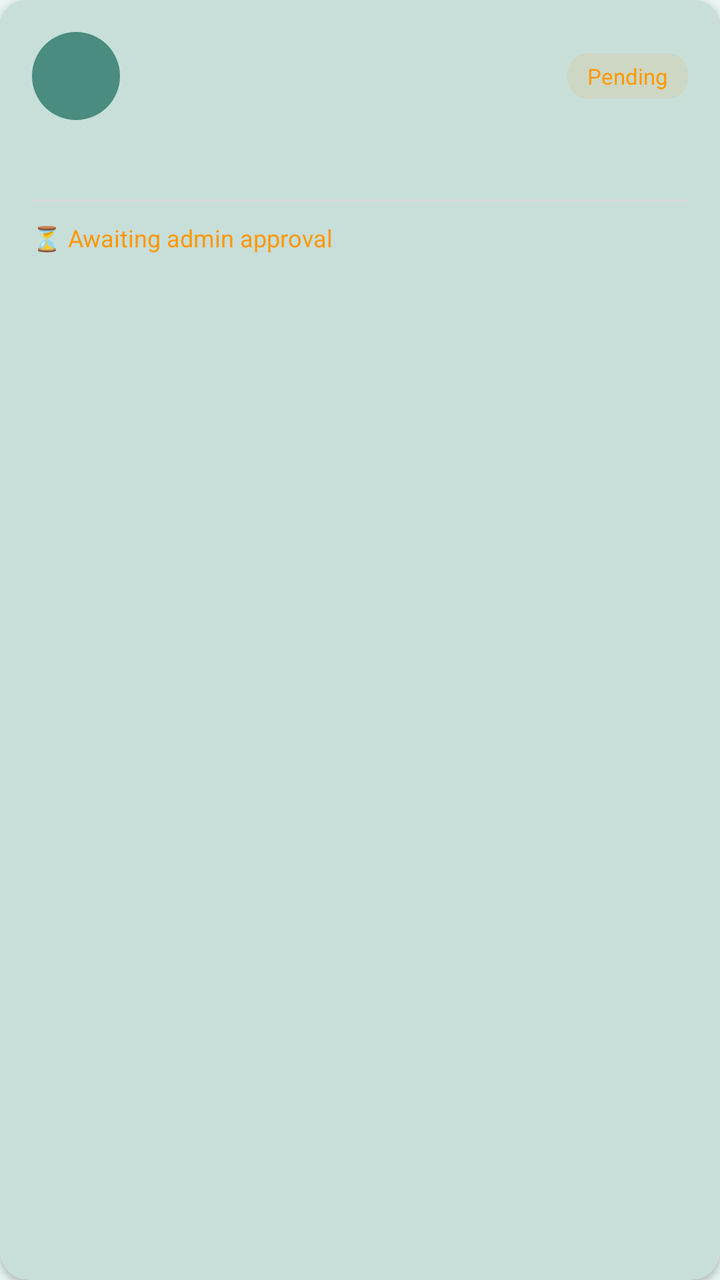
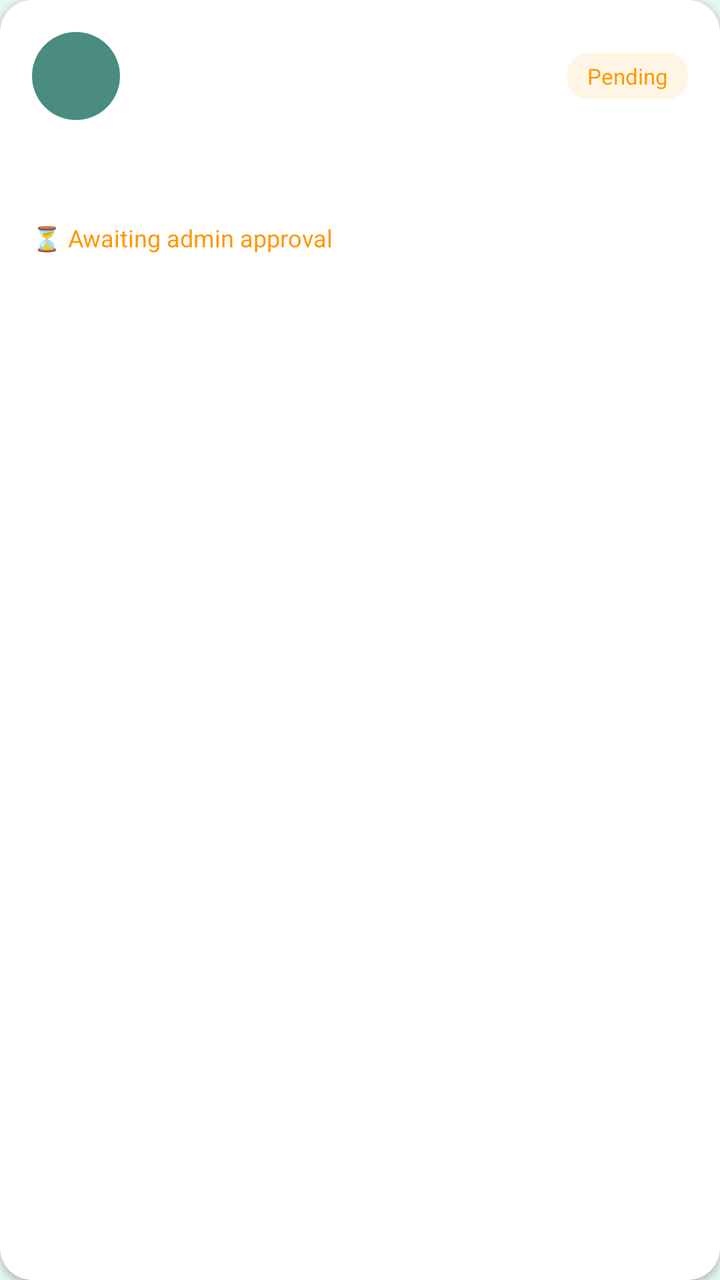

Before-and-after screenshots of an Android layout around one commit, followed by the original layout XML and the change that was made.
<!-- AndroidManifest.xml: application theme Theme.CampusBiome -->
<!-- res/layout/item_society_pending.xml -->
<?xml version="1.0" encoding="utf-8"?>
<androidx.cardview.widget.CardView
    xmlns:android="http://schemas.android.com/apk/res/android"
    xmlns:app="http://schemas.android.com/apk/res-auto"
    android:layout_width="match_parent"
    android:layout_height="wrap_content"
    android:layout_marginBottom="12dp"
    app:cardCornerRadius="14dp"
    app:cardElevation="2dp"
    app:cardBackgroundColor="@color/card_bg">

    <LinearLayout
        android:layout_width="match_parent"
        android:layout_height="wrap_content"
        android:orientation="vertical"
        android:padding="16dp">

        
        <LinearLayout
            android:layout_width="match_parent"
            android:layout_height="wrap_content"
            android:orientation="horizontal"
            android:gravity="center_vertical">

            
            <TextView
                android:id="@+id/txtPendingInitial"
                android:layout_width="44dp"
                android:layout_height="44dp"
                android:gravity="center"
                android:textSize="18sp"
                android:textStyle="bold"
                android:textColor="@color/white"
                android:background="@drawable/bg_avatar_circle"/>

            <LinearLayout
                android:layout_width="0dp"
                android:layout_height="wrap_content"
                android:layout_weight="1"
                android:orientation="vertical"
                android:layout_marginStart="12dp">

                <TextView
                    android:id="@+id/txtPendingName"
                    android:layout_width="wrap_content"
                    android:layout_height="wrap_content"
                    android:textStyle="bold"
                    android:textSize="15sp"
                    android:textColor="@color/text_primary"/>

                <TextView
                    android:id="@+id/txtPendingCategory"
                    android:layout_width="wrap_content"
                    android:layout_height="wrap_content"
                    android:textSize="12sp"
                    android:textColor="@color/text_secondary"
                    android:layout_marginTop="2dp"/>
            </LinearLayout>

            
            <androidx.cardview.widget.CardView
                android:layout_width="wrap_content"
                android:layout_height="wrap_content"
                app:cardCornerRadius="10dp"
                app:cardBackgroundColor="#1AFFA000"
                app:cardElevation="0dp">

                <TextView
                    android:layout_width="wrap_content"
                    android:layout_height="wrap_content"
                    android:paddingStart="10dp"
                    android:paddingEnd="10dp"
                    android:paddingTop="4dp"
                    android:paddingBottom="4dp"
                    android:text="Pending"
                    android:textSize="11sp"
                    android:textColor="#FF9800"/>
            </androidx.cardview.widget.CardView>
        </LinearLayout>

        
        <TextView
            android:id="@+id/txtPendingDescription"
            android:layout_width="match_parent"
            android:layout_height="wrap_content"
            android:layout_marginTop="10dp"
            android:textSize="13sp"
            android:textColor="@color/text_secondary"
            android:maxLines="2"
            android:ellipsize="end"
            android:lineSpacingMultiplier="1.3"/>

        
        <View
            android:layout_width="match_parent"
            android:layout_height="1dp"
            android:background="@color/divider"
            android:layout_marginTop="12dp"
            android:layout_marginBottom="10dp"/>

        
        <LinearLayout
            android:layout_width="match_parent"
            android:layout_height="wrap_content"
            android:orientation="horizontal"
            android:gravity="center_vertical">

            <TextView
                android:layout_width="wrap_content"
                android:layout_height="wrap_content"
                android:text="⏳ Awaiting admin approval"
                android:textSize="12sp"
                android:textColor="#FF9800"/>

            <View
                android:layout_width="0dp"
                android:layout_height="0dp"
                android:layout_weight="1"/>

        </LinearLayout>

    </LinearLayout>

</androidx.cardview.widget.CardView>
<!-- resources referenced by this layout -->
<resources>
  <color name="card_bg">#C8DED9</color>
  <color name="divider">#D9D9D9</color>
  <color name="text_primary">#1A2E2A</color>
  <color name="text_secondary">#5A7A74</color>
  <color name="white">#FFFFFFFF</color>
  <!-- drawable bg_avatar_circle (drawable) -->
  <?xml version="1.0" encoding="utf-8"?>
  <shape xmlns:android="http://schemas.android.com/apk/res/android"
      android:shape="oval">
      <solid android:color="@color/primary"/>
  </shape>
  <style name="Theme.CampusBiome" parent="Theme.MaterialComponents.Light.NoActionBar">
          <item name="colorPrimary">@color/primary</item>
          <item name="colorPrimaryDark">@color/primary_dark</item>
          <item name="colorAccent">@color/accent</item>
          <item name="android:windowBackground">@color/background</item>
      </style>
  <color name="primary">#4A8C7F</color>
  <color name="primary_dark">#3A7066</color>
  <color name="accent">#2D6A5E</color>
  <color name="background">#E8F5F2</color>
</resources>

<!-- the commit's change to res/layout/item_society_pending.xml (unified diff, before → after) -->
@@ -5,9 +5,11 @@
     android:layout_width="match_parent"
     android:layout_height="wrap_content"
     android:layout_marginBottom="12dp"
-    app:cardCornerRadius="14dp"
     app:cardElevation="2dp"
-    app:cardBackgroundColor="@color/card_bg">
+    app:cardBackgroundColor="#FFFFFF"
+    app:cardCornerRadius="16dp"
+    app:strokeColor="#E1E3E4"
+    app:strokeWidth="1dp">
 
     <LinearLayout
         android:layout_width="match_parent"
@@ -94,7 +96,7 @@
         <View
             android:layout_width="match_parent"
             android:layout_height="1dp"
-            android:background="@color/divider"
+            android:background="#FFFFFF"
             android:layout_marginTop="12dp"
             android:layout_marginBottom="10dp"/>
 
<!-- resource entries referenced after the edit -->
@@ -1,7 +1,5 @@
 <!-- resources referenced by this layout -->
 <resources>
-  <color name="card_bg">#C8DED9</color>
-  <color name="divider">#D9D9D9</color>
   <color name="text_primary">#1A2E2A</color>
   <color name="text_secondary">#5A7A74</color>
   <color name="white">#FFFFFFFF</color>
